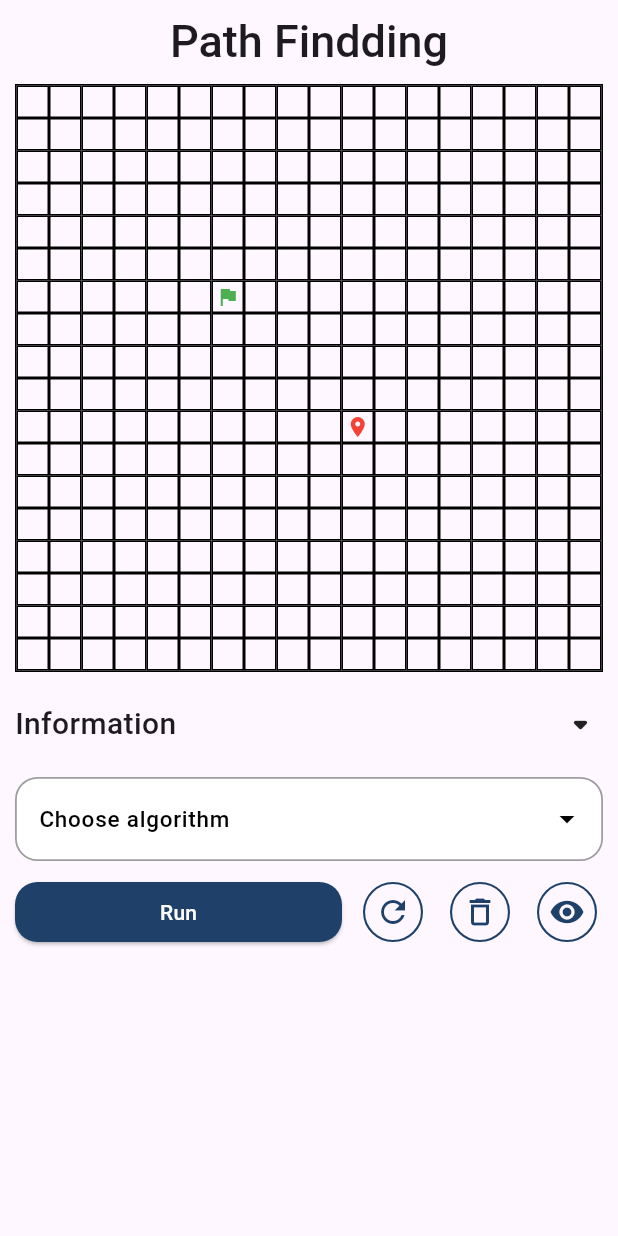
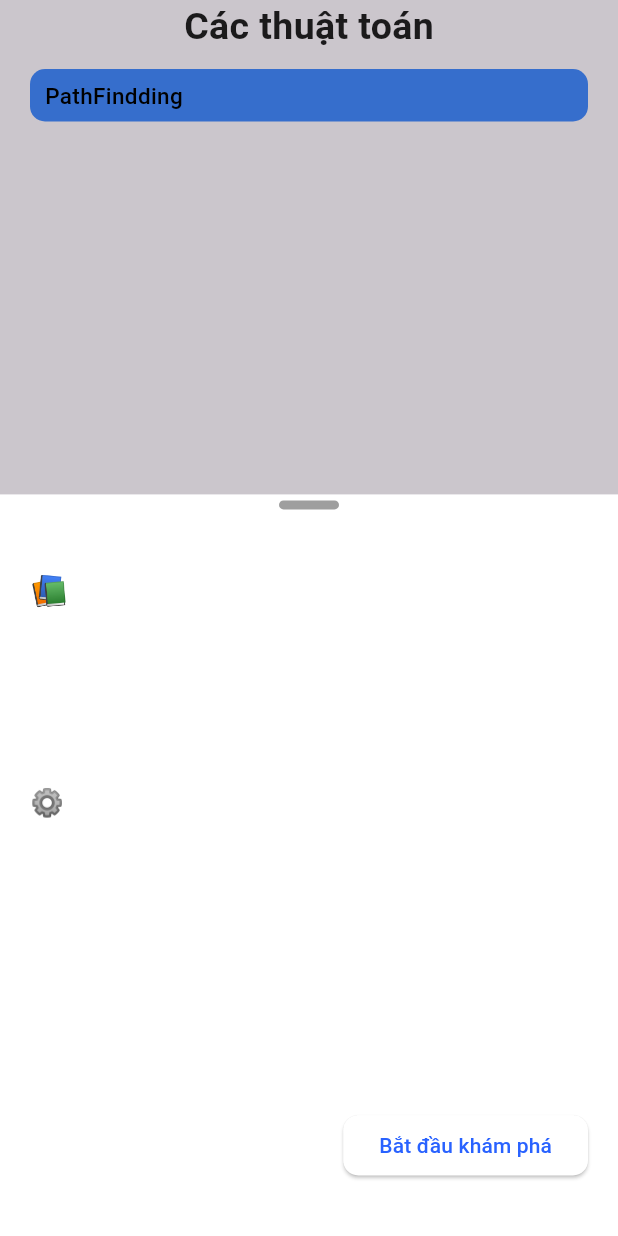
Before and after one commit to AdamFakee/algorithm_with_flutter_ui, a Flutter app: the screen it shows after launch, on a phone screen of 412 x 824 dp. Run offline on Flutter 3.47's test engine with Material 3 defaults, Android fonts, the phone set to English and light mode, and no system bars; our stand-ins replace flutter_riverpod, go_router, modal_bottom_sheet.

Commit message:
tái cấu trúc thư mục phù hợp cho việc chia ra nhiều màn hình

```diff
--- /dev/null
+++ b/lib/features/home/home_screen.dart
@@ -0,0 +1,153 @@
+import 'package:algorithm_with_flutter_ui/components/modal_bottom_sheets/model_bottom_sheet_barrier.dart';
+import 'package:algorithm_with_flutter_ui/utils/routers/app_router_names.dart';
+import 'package:flutter/material.dart';
+import 'package:go_router/go_router.dart';
+
+class HomeScreen extends StatefulWidget {
+  const HomeScreen({super.key});
+
+  @override
+  State<HomeScreen> createState() => _HomeScreenState();
+}
+
+class _HomeScreenState extends State<HomeScreen> {
+
+  @override
+  void initState() {
+    super.initState();
+    WidgetsBinding.instance.addPostFrameCallback((_) {
+      ModelBottomSheetBarrier().show(
+        context: context,
+        child: bottomSheetChild(),
+        snapSizes: [0.6, 0.8, 1],
+        initialChildSize: 0.6,
+        backgroundColor: Colors.white,
+      );
+    });
+  }
+
+  @override
+  Widget build(BuildContext context) {
+    return Scaffold(
+      body: SafeArea(
+        child: SingleChildScrollView(
+          padding: EdgeInsets.symmetric(
+            horizontal: 20
+          ),
+          child: Column(
+            spacing: 10,
+            children: [
+              const Text(
+                'Các thuật toán',
+                style: TextStyle(
+                  fontSize: 25,
+                  fontWeight: FontWeight.w600,
+                  color: Colors.black87,
+                ),
+              ),
+              card(
+                title: 'PathFindding',
+                onNavigation: () => context.push(AppRouterNames.pathFindding)
+              )
+            ],
+          ),
+        ),
+      ),
+    );
+  }
+
+  Widget card({
+    required String title,
+    required VoidCallback onNavigation
+  }) {
+    return GestureDetector(
+      onTap: onNavigation,
+      child: Container(
+        width: double.infinity,
+        decoration: BoxDecoration(
+          borderRadius: BorderRadius.circular(10),
+          color: Colors.blueAccent.shade200
+        ),
+        padding: EdgeInsets.symmetric(
+          horizontal: 10,
+          vertical: 7
+        ),
+        child: Text(
+          title,
+          style: TextStyle(
+            fontSize: 15,
+            fontWeight: FontWeight.w500,
+            color: Colors.black
+          ),
+        ),
+      ),
+    );
+  }
+
+  Widget bottomSheetChild () {
+    return Container(
+      padding: const EdgeInsets.all(20),
+      child: Column(
+        mainAxisSize: MainAxisSize.min,
+        crossAxisAlignment: CrossAxisAlignment.start,
+        children: [
+          const Text(
+            '📚 Giới thiệu',
+            style: TextStyle(
+              fontSize: 20,
+              fontWeight: FontWeight.bold,
+              color: Colors.white,
+            ),
+          ),
+          const SizedBox(height: 10),
+          const Text(
+            'Ứng dụng giúp trực quan hóa các thuật toán thông qua hình ảnh và chuyển động. '
+            'Mục tiêu là mang lại trải nghiệm học thuật toán sinh động, dễ hiểu và gần gũi ',
+            style: TextStyle(
+              fontSize: 15,
+              height: 1.4,
+              color: Colors.white,
+            ),
+          ),
+          const SizedBox(height: 20),
+          const Text(
+            '⚙️ Tính năng chính',
+            style: TextStyle(
+              fontSize: 18,
+              fontWeight: FontWeight.w600,
+              color: Colors.white,
+            ),
+          ),
+          const SizedBox(height: 10),
+          const Text(
+            '• Hỗ trợ nhiều nhóm thuật toán khác nhau: tìm đường đi, sắp xếp, tìm kiếm, v.v.\n'
+            '• Trực quan hóa quá trình hoạt động qua ma trận, đồ thị hoặc các animations.\n'
+            '• Giao diện thân thiện, dễ thao tác và tùy chỉnh.\n'
+            '• Giúp người học quan sát, so sánh và hiểu rõ cách thuật toán vận hành.',
+            style: TextStyle(
+              fontSize: 15,
+              height: 1.5,
+              color: Colors.white,
+            ),
+          ),
+          const SizedBox(height: 20),
+          Align(
+            alignment: Alignment.centerRight,
+            child: ElevatedButton(
+              onPressed: () => Navigator.of(context).pop(),
+              style: ElevatedButton.styleFrom(
+                backgroundColor: Colors.white,
+                foregroundColor: Colors.blueAccent.shade700,
+                shape: RoundedRectangleBorder(
+                  borderRadius: BorderRadius.circular(10),
+                ),
+              ),
+              child: const Text('Bắt đầu khám phá'),
+            ),
+          ),
+        ],
+      ),
+    );
+  }
+
+}
--- a/lib/path_findding/algorithms/bfs.dart
+++ b/lib/features/path_findding/algorithms/bfs.dart
@@ -1,8 +1,8 @@
 import 'dart:collection';
 
 import 'package:algorithm_with_flutter_ui/utils/consts/direction.dart';
-import 'package:algorithm_with_flutter_ui/path_findding/algorithms/path_findding.dart';
-import 'package:algorithm_with_flutter_ui/path_findding/models/node_model.dart';
+import 'package:algorithm_with_flutter_ui/features/path_findding/algorithms/path_findding.dart';
+import 'package:algorithm_with_flutter_ui/features/path_findding/models/node_model.dart';
 
 class BFS extends PathFindding {
   @override
--- a/lib/path_findding/algorithms/dfs.dart
+++ b/lib/features/path_findding/algorithms/dfs.dart
@@ -1,6 +1,6 @@
 import 'package:algorithm_with_flutter_ui/utils/consts/direction.dart';
-import 'package:algorithm_with_flutter_ui/path_findding/algorithms/path_findding.dart';
-import 'package:algorithm_with_flutter_ui/path_findding/models/node_model.dart';
+import 'package:algorithm_with_flutter_ui/features/path_findding/algorithms/path_findding.dart';
+import 'package:algorithm_with_flutter_ui/features/path_findding/models/node_model.dart';
 
 /// tham chiếu như trong c++
 class _Ref {
--- a/lib/path_findding/algorithms/dijkstra.dart
+++ b/lib/features/path_findding/algorithms/dijkstra.dart
@@ -1,6 +1,6 @@
 import 'package:algorithm_with_flutter_ui/utils/consts/direction.dart';
-import 'package:algorithm_with_flutter_ui/path_findding/algorithms/path_findding.dart';
-import 'package:algorithm_with_flutter_ui/path_findding/models/node_model.dart';
+import 'package:algorithm_with_flutter_ui/features/path_findding/algorithms/path_findding.dart';
+import 'package:algorithm_with_flutter_ui/features/path_findding/models/node_model.dart';
 import 'package:collection/collection.dart';
 
 class Dijkstra extends PathFindding{
--- a/lib/path_findding/algorithms/path_findding.dart
+++ b/lib/features/path_findding/algorithms/path_findding.dart
@@ -1,4 +1,4 @@
-import 'package:algorithm_with_flutter_ui/path_findding/models/node_model.dart';
+import 'package:algorithm_with_flutter_ui/features/path_findding/models/node_model.dart';
 
 abstract class PathFindding {
   String get name;
--- a/lib/path_findding/screen/path_findding_screen.dart
+++ b/lib/features/path_findding/screen/path_findding_screen.dart
@@ -1,7 +1,7 @@
 import 'package:algorithm_with_flutter_ui/utils/consts/sizes.dart';
-import 'package:algorithm_with_flutter_ui/path_findding/screen/widgets/control_board.dart';
-import 'package:algorithm_with_flutter_ui/path_findding/screen/widgets/information_board.dart';
-import 'package:algorithm_with_flutter_ui/path_findding/screen/widgets/node_board.dart';
+import 'package:algorithm_with_flutter_ui/features/path_findding/screen/widgets/control_board.dart';
+import 'package:algorithm_with_flutter_ui/features/path_findding/screen/widgets/information_board.dart';
+import 'package:algorithm_with_flutter_ui/features/path_findding/screen/widgets/node_board.dart';
 import 'package:flutter/material.dart';
 
 class PathFinddingScreen extends StatelessWidget {
--- a/lib/path_findding/screen/widgets/control_board.dart
+++ b/lib/features/path_findding/screen/widgets/control_board.dart
@@ -1,6 +1,6 @@
 import 'package:algorithm_with_flutter_ui/utils/consts/colors.dart';
-import 'package:algorithm_with_flutter_ui/path_findding/algorithms/path_findding.dart';
-import 'package:algorithm_with_flutter_ui/path_findding/state/path_findding_provider.dart';
+import 'package:algorithm_with_flutter_ui/features/path_findding/algorithms/path_findding.dart';
+import 'package:algorithm_with_flutter_ui/features/path_findding/state/path_findding_provider.dart';
 import 'package:algorithm_with_flutter_ui/components/icons/icon_outline_button.dart';
 import 'package:algorithm_with_flutter_ui/components/selects/select_options.dart';
 import 'package:flutter/material.dart';
--- a/lib/path_findding/screen/widgets/information_board.dart
+++ b/lib/features/path_findding/screen/widgets/information_board.dart
@@ -1,5 +1,5 @@
 import 'package:algorithm_with_flutter_ui/utils/consts/colors.dart';
-import 'package:algorithm_with_flutter_ui/path_findding/models/node_model.dart';
+import 'package:algorithm_with_flutter_ui/features/path_findding/models/node_model.dart';
 import 'package:algorithm_with_flutter_ui/components/menus/menu_board.dart';
 import 'package:flutter/material.dart';
 
--- a/lib/path_findding/screen/widgets/node_board.dart
+++ b/lib/features/path_findding/screen/widgets/node_board.dart
@@ -1,7 +1,7 @@
 import 'package:algorithm_with_flutter_ui/utils/consts/sizes.dart';
 import 'package:algorithm_with_flutter_ui/utils/extentions/context_extensions.dart';
-import 'package:algorithm_with_flutter_ui/path_findding/screen/widgets/node_widget.dart';
-import 'package:algorithm_with_flutter_ui/path_findding/state/path_findding_provider.dart';
+import 'package:algorithm_with_flutter_ui/features/path_findding/screen/widgets/node_widget.dart';
+import 'package:algorithm_with_flutter_ui/features/path_findding/state/path_findding_provider.dart';
 import 'package:flutter/material.dart';
 import 'package:flutter_riverpod/flutter_riverpod.dart';
 
--- a/lib/path_findding/screen/widgets/node_widget.dart
+++ b/lib/features/path_findding/screen/widgets/node_widget.dart
@@ -1,6 +1,6 @@
 import 'package:algorithm_with_flutter_ui/utils/consts/colors.dart';
-import 'package:algorithm_with_flutter_ui/path_findding/models/node_model.dart';
-import 'package:algorithm_with_flutter_ui/path_findding/state/path_findding_provider.dart';
+import 'package:algorithm_with_flutter_ui/features/path_findding/models/node_model.dart';
+import 'package:algorithm_with_flutter_ui/features/path_findding/state/path_findding_provider.dart';
 import 'package:flutter/material.dart';
 import 'package:flutter_riverpod/flutter_riverpod.dart';
 
--- a/lib/path_findding/state/path_findding_state_type.dart
+++ b/lib/features/path_findding/state/path_findding_state_type.dart
@@ -1,5 +1,5 @@
-import 'package:algorithm_with_flutter_ui/path_findding/algorithms/path_findding.dart';
-import 'package:algorithm_with_flutter_ui/path_findding/models/node_model.dart';
+import 'package:algorithm_with_flutter_ui/features/path_findding/algorithms/path_findding.dart';
+import 'package:algorithm_with_flutter_ui/features/path_findding/models/node_model.dart';
 
 class PathFinddingStateType {
   List<List<Node>> nodes;
--- a/lib/main.dart
+++ b/lib/main.dart
@@ -1,4 +1,4 @@
-import 'package:algorithm_with_flutter_ui/path_findding/screen/path_findding_screen.dart';
+import 'package:algorithm_with_flutter_ui/utils/routers/app_routers.dart';
 import 'package:flutter/material.dart';
 import 'package:flutter_riverpod/flutter_riverpod.dart';
 
@@ -12,9 +12,11 @@ class MainApp extends StatelessWidget {
   @override
   Widget build(BuildContext context) {
     return ProviderScope(
-      child: const MaterialApp(
+      child: MaterialApp.router(
+        // -- router
+        routerConfig: AppRouters.routers,
+
         debugShowCheckedModeBanner: false,
-        home: PathFinddingScreen()
       ),
     );
   }
--- /dev/null
+++ b/lib/utils/routers/app_router_names.dart
@@ -0,0 +1,3 @@
+class AppRouterNames {
+  static const String pathFindding = '/pathFindding';
+}
--- /dev/null
+++ b/lib/utils/routers/app_routers.dart
@@ -0,0 +1,21 @@
+import 'package:algorithm_with_flutter_ui/features/home/home_screen.dart';
+import 'package:algorithm_with_flutter_ui/features/path_findding/screen/path_findding_screen.dart';
+import 'package:go_router/go_router.dart';
+
+class AppRouters {
+  static final routers = GoRouter(
+    initialLocation: '/home',
+    routes: [
+      // home
+      GoRoute(
+        path: '/home',
+        builder: (context, state) => const HomeScreen(),
+      ),
+      // path findding
+      GoRoute(
+        path: '/pathFindding',
+        builder: (context, state) => const PathFinddingScreen(),
+      )
+    ]
+  );
+}
```
Also changed, not shown: lib/components/modal_bottom_sheets/model_bottom_sheet_barrier.dart (added, +104 -0 lines), lib/features/path_findding/state/path_findding_provider.dart (added, +8 -0 lines), lib/features/path_findding/state/path_findding_state.dart (renamed from lib/path_findding/state/path_findding_state.dart, +6 -6 lines), lib/path_findding/state/path_findding_provider.dart (deleted, +0 -8 lines), pubspec.yaml (+7 -0 lines), lib/features/path_findding/models/node_model.dart (renamed from lib/path_findding/models/node_model.dart), pubspec.lock.
